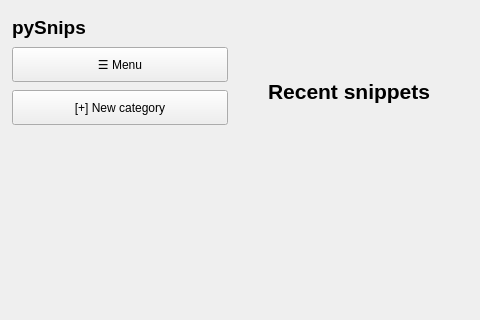
RearmostP/PySnips, file core/ui/snips/snips_screen.ui: the form before one commit; both pictures show x 0 to 480 and y 0 to 320 of the 1000 by 700 pixel window.
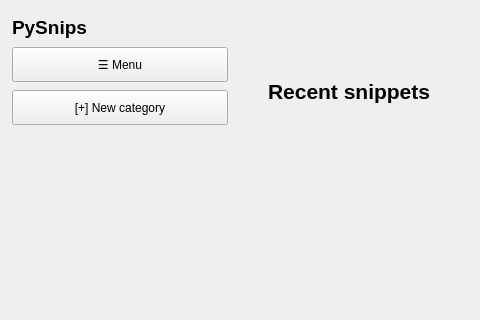
The form after the commit.

Commit message: Polish PySnips UI

```diff
--- a/core/ui/snips/snips_screen.ui
+++ b/core/ui/snips/snips_screen.ui
@@ -75,7 +75,7 @@
           </font>
          </property>
          <property name="text">
-          <string>pySnips</string>
+          <string>PySnips</string>
          </property>
         </widget>
        </item>
```
Left out of the diff: 14 changed lines with no effect on the pictures. The commit also changes 23 other files.
